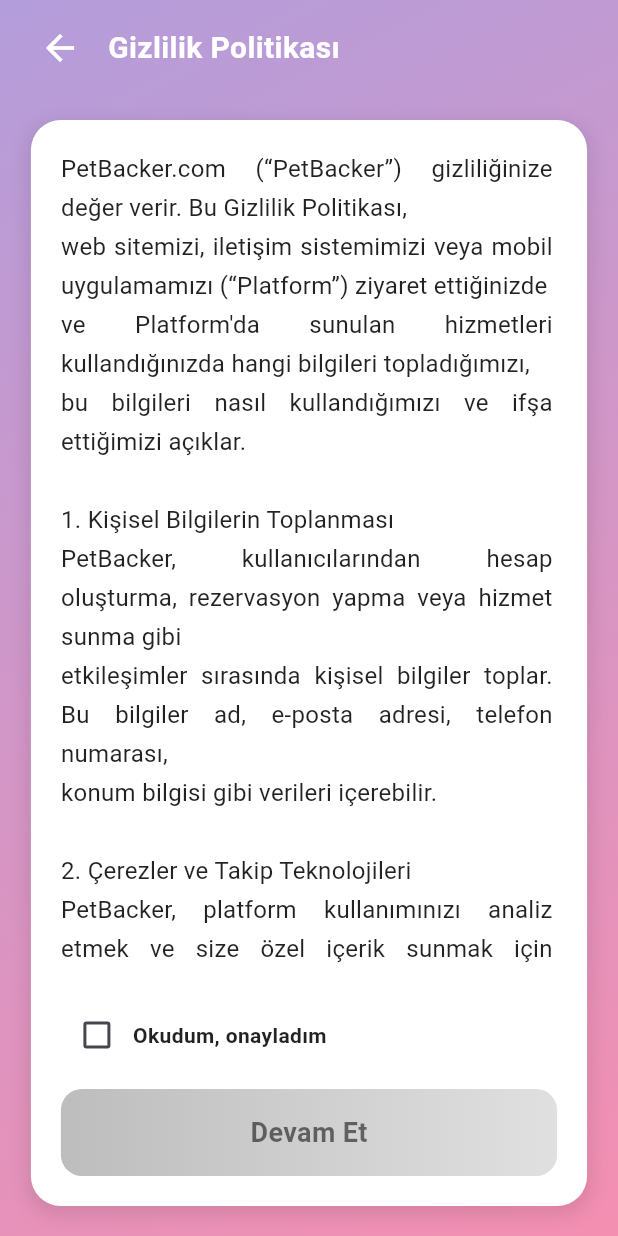
After one commit to iremsuerdemir/Zoozy, a Flutter app: the PrivacyPolicyPage screen opened directly, on a phone screen of 412 x 824 dp. The commit adds this screen. Run offline on Flutter 3.47's test engine with Material 3 defaults, Android fonts, the phone set to English and light mode, and no system bars; network calls fail.

Commit message:
Beyzanın dosyaları eklendi.

```diff
--- /dev/null
+++ b/lib/screens/privacy_policy_page.dart
@@ -0,0 +1,249 @@
+import 'dart:math' as math;
+
+import 'package:flutter/material.dart';
+import 'package:zoozy/screens/home_screen.dart';
+
+class PrivacyPolicyPage extends StatefulWidget {
+  const PrivacyPolicyPage({super.key});
+
+  @override
+  State<PrivacyPolicyPage> createState() => _PrivacyPolicyPageState();
+}
+
+class _PrivacyPolicyPageState extends State<PrivacyPolicyPage> {
+  bool isChecked = false;
+
+  final String privacyPolicyText = """
+PetBacker.com (“PetBacker”) gizliliğinize değer verir. Bu Gizlilik Politikası,
+web sitemizi, iletişim sistemimizi veya mobil uygulamamızı (“Platform”) ziyaret ettiğinizde
+ve Platform'da sunulan hizmetleri kullandığınızda hangi bilgileri topladığımızı,
+bu bilgileri nasıl kullandığımızı ve ifşa ettiğimizi açıklar.
+
+1. Kişisel Bilgilerin Toplanması
+PetBacker, kullanıcılarından hesap oluşturma, rezervasyon yapma veya hizmet sunma gibi
+etkileşimler sırasında kişisel bilgiler toplar. Bu bilgiler ad, e-posta adresi, telefon numarası,
+konum bilgisi gibi verileri içerebilir.
+
+2. Çerezler ve Takip Teknolojileri
+PetBacker, platform kullanımınızı analiz etmek ve size özel içerik sunmak için çerezler ve diğer
+takip teknolojilerini kullanabilir. Tarayıcı ayarlarından çerezleri reddedebilirsiniz, ancak bu
+durum bazı özelliklerin çalışmasını engelleyebilir.
+
+3. Bilgilerin Kullanımı
+Toplanan bilgiler, hizmetlerin iyileştirilmesi, rezervasyon süreçlerinin yönetimi ve kullanıcı
+deneyiminin kişiselleştirilmesi için kullanılır.
+
+4. Üçüncü Taraf Paylaşımları
+Kişisel bilgileriniz yalnızca yasal gereklilikler doğrultusunda veya hizmetin sağlanabilmesi için
+gerekli olduğunda üçüncü taraflarla paylaşılabilir.
+
+5. Güvenlik
+Kişisel bilgilerinizin güvenliği için endüstri standartlarında önlemler alınmaktadır.
+Ancak internet üzerinden yapılan hiçbir veri aktarımının %100 güvenliği garanti edilemez.
+
+Detaylı bilgi için lütfen PetBacker web sitesindeki tam gizlilik politikasını inceleyin.
+""";
+
+  @override
+  Widget build(BuildContext context) {
+    return Scaffold(
+      body: Stack(
+        children: [
+          // Gradient arka plan (giriş ekranındaki gibi mor -> pembe)
+          Container(
+            decoration: const BoxDecoration(
+              gradient: LinearGradient(
+                begin: Alignment.topLeft,
+                end: Alignment.bottomRight,
+                colors: [
+                  Color(0xFFB39DDB), // Açık mor (üst sol)
+                  Color(0xFFF48FB1), // Açık pembe (alt sağ)
+                ],
+              ),
+            ),
+          ),
+          SafeArea(
+            child: Column(
+              children: [
+                // Üstte AppBar benzeri başlık
+                Padding(
+                  padding: const EdgeInsets.symmetric(
+                    horizontal: 16.0,
+                    vertical: 8.0,
+                  ),
+                  child: Row(
+                    children: [
+                      IconButton(
+                        onPressed: () => Navigator.pop(context),
+                        icon: const Icon(
+                          Icons.arrow_back,
+                          color: Colors.white,
+                          size: 28,
+                        ),
+                      ),
+                      const SizedBox(width: 8),
+                      const Text(
+                        "Gizlilik Politikası",
+                        style: TextStyle(
+                          fontSize: 20,
+                          fontWeight: FontWeight.bold,
+                          color: Colors.white,
+                        ),
+                      ),
+                    ],
+                  ),
+                ),
+                const SizedBox(height: 16),
+                // Burada LayoutBuilder ile genişlik kontrolü yapıyoruz
+                Expanded(
+                  child: LayoutBuilder(
+                    builder: (context, constraints) {
+                      final double maxContentWidth = math.min(
+                        constraints.maxWidth * 0.9,
+                        900,
+                      );
+
+                      final double fontSize = constraints.maxWidth > 1000
+                          ? 18
+                          : (constraints.maxWidth < 360 ? 14 : 16);
+
+                      return Center(
+                        child: Container(
+                          width: maxContentWidth,
+                          padding: const EdgeInsets.all(20),
+                          decoration: BoxDecoration(
+                            color: Colors.white,
+                            borderRadius: BorderRadius.circular(20),
+                            boxShadow: [
+                              BoxShadow(
+                                color: Colors.black.withOpacity(0.1),
+                                blurRadius: 10,
+                                spreadRadius: 2,
+                                offset: const Offset(0, 4),
+                              ),
+                            ],
+                          ),
+                          child: Column(
+                            children: [
+                              // Scrollable metin
+                              Expanded(
+                                child: SingleChildScrollView(
+                                  physics: const BouncingScrollPhysics(),
+                                  child: SelectableText(
+                                    privacyPolicyText,
+                                    textAlign: TextAlign.justify,
+                                    style: TextStyle(
+                                      fontSize: fontSize,
+                                      color: Colors.black87,
+                                      height: 1.6,
+                                      letterSpacing: 0.2,
+                                    ),
+                                  ),
+                                ),
+                              ),
+                              const SizedBox(height: 20),
+                              // Checkbox satırı
+                              Row(
+                                children: [
+                                  AnimatedSwitcher(
+                                    duration: const Duration(milliseconds: 300),
+                                    transitionBuilder: (child, animation) =>
+                                        ScaleTransition(
+                                          scale: animation,
+                                          child: child,
+                                        ),
+                                    child: Checkbox(
+                                      key: ValueKey<bool>(isChecked),
+                                      value: isChecked,
+                                      activeColor: Colors.purple,
+                                      onChanged: (bool? value) {
+                                        setState(() {
+                                          isChecked = value ?? false;
+                                        });
+                                      },
+                                    ),
+                                  ),
+                                  const Expanded(
+                                    child: Text(
+                                      "Okudum, onayladım",
+                                      style: TextStyle(
+                                        fontWeight: FontWeight.bold,
+                                        color: Colors.black87,
+                                      ),
+                                    ),
+                                  ),
+                                ],
+                              ),
+                              const SizedBox(height: 12),
+                              // Devam butonu
+                              GestureDetector(
+                                onTap: isChecked
+                                    ? () {
+                                        Navigator.pushAndRemoveUntil(
+                                          context,
+                                          MaterialPageRoute(
+                                            builder: (context) =>
+                                                const HomeScreen(),
+                                          ),
+                                          (route) => false,
+                                        );
+                                      }
+                                    : null,
+
+                                child: Container(
+                                  width: double.infinity,
+                                  padding: const EdgeInsets.symmetric(
+                                    vertical: 16,
+                                  ),
+                                  decoration: BoxDecoration(
+                                    gradient: LinearGradient(
+                                      colors: isChecked
+                                          ? [
+                                              Colors.purple,
+                                              Colors.deepPurpleAccent,
+                                            ]
+                                          : [
+                                              Colors.grey.shade400,
+                                              Colors.grey.shade300,
+                                            ],
+                                    ),
+                                    borderRadius: BorderRadius.circular(14),
+                                    boxShadow: [
+                                      if (isChecked)
+                                        const BoxShadow(
+                                          color: Colors.purpleAccent,
+                                          blurRadius: 8,
+                                          offset: Offset(0, 4),
+                                        ),
+                                    ],
+                                  ),
+                                  child: Center(
+                                    child: Text(
+                                      "Devam Et",
+                                      style: TextStyle(
+                                        color: isChecked
+                                            ? Colors.white
+                                            : Colors.black54,
+                                        fontSize: 18,
+                                        fontWeight: FontWeight.bold,
+                                      ),
+                                    ),
+                                  ),
+                                ),
+                              ),
+                            ],
+                          ),
+                        ),
+                      );
+                    },
+                  ),
+                ),
+                const SizedBox(height: 20),
+              ],
+            ),
+          ),
+        ],
+      ),
+    );
+  }
+}
--- a/lib/screens/register.dart
+++ b/lib/screens/register_page.dart
@@ -1,5 +1,5 @@
 import 'package:flutter/material.dart';
-import 'package:zoozy/screens/owner_Login_Page.dart';
+import 'package:zoozy/screens/owner_login_page.dart';
 
 void main() {
   runApp(const MyApp());
```
Also changed, not shown: lib/components/bottom_navigation_bar.dart (added, +47 -0 lines), lib/main.dart (+7 -3 lines), lib/screens/home_screen.dart (added, +85 -0 lines), lib/screens/login_page.dart (renamed from lib/screens/login.dart, +14 -19 lines), lib/screens/owner_Login_Page.dart (+30 -6 lines), lib/screens/terms_of_service_page.dart (added, +244 -0 lines).
